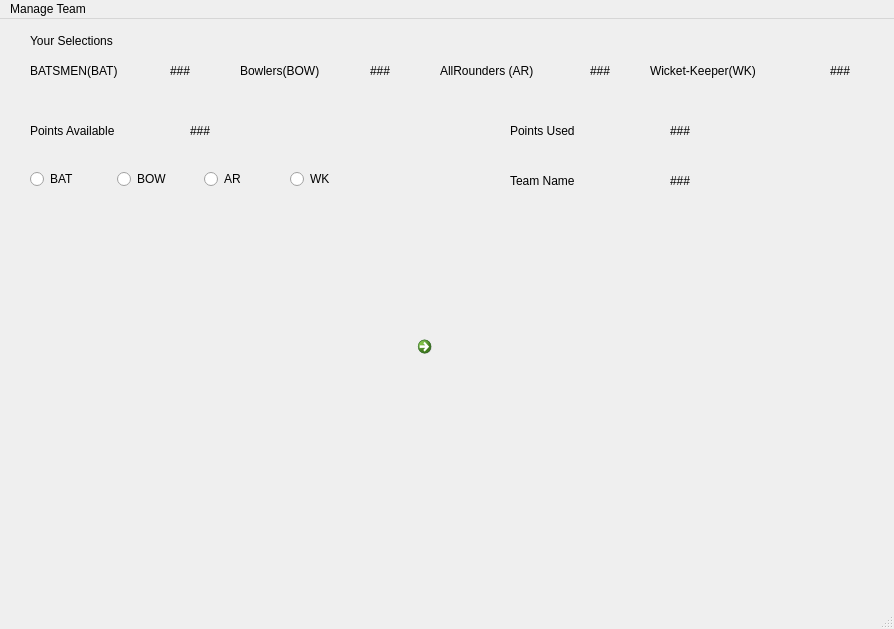
Qt form gui_application.ui (PranjalGupta2199/Fantasy-Cricket-Game) before a commit.
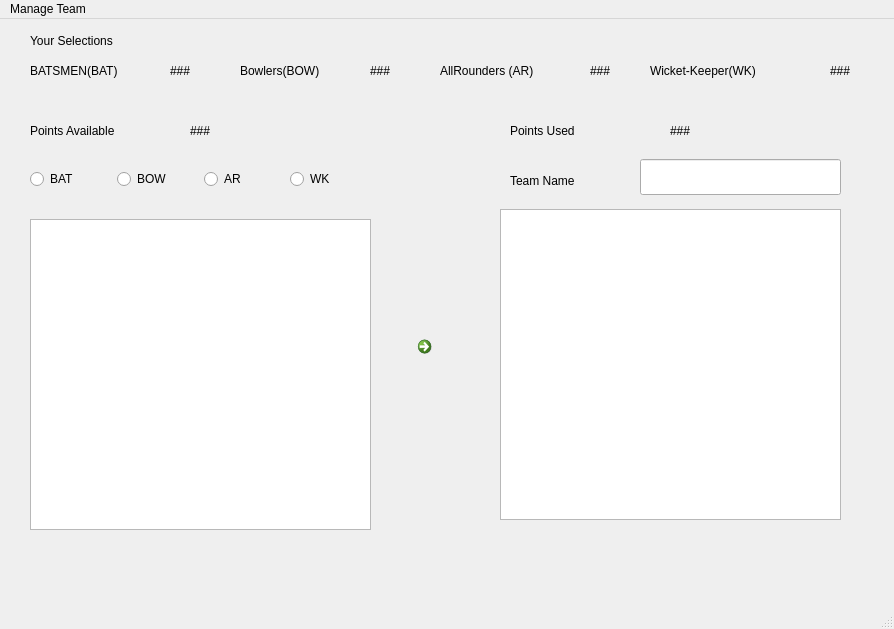
The same form after that commit.

```diff
--- a/gui_application.ui
+++ b/gui_application.ui
@@ -193,7 +193,11 @@
       <height>311</height>
      </rect>
     </property>
-    <layout class="QVBoxLayout" name="verticalLayout"/>
+    <layout class="QVBoxLayout" name="verticalLayout">
+     <item>
+      <widget class="QListWidget" name="listWidget"/>
+     </item>
+    </layout>
    </widget>
    <widget class="QLabel" name="label_10">
     <property name="geometry">
@@ -256,7 +260,11 @@
       <height>311</height>
      </rect>
     </property>
-    <layout class="QVBoxLayout" name="verticalLayout_2"/>
+    <layout class="QVBoxLayout" name="verticalLayout_2">
+     <item>
+      <widget class="QListWidget" name="listWidget_2"/>
+     </item>
+    </layout>
    </widget>
    <widget class="QLabel" name="label_14">
     <property name="geometry">
@@ -271,18 +279,15 @@
      <string>Team Name</string>
     </property>
    </widget>
-   <widget class="QLabel" name="label_15">
+   <widget class="QLineEdit" name="lineEdit">
     <property name="geometry">
      <rect>
-      <x>670</x>
-      <y>150</y>
-      <width>79</width>
-      <height>24</height>
+      <x>640</x>
+      <y>140</y>
+      <width>201</width>
+      <height>36</height>
      </rect>
     </property>
-    <property name="text">
-     <string>###</string>
-    </property>
    </widget>
   </widget>
   <widget class="QMenuBar" name="menubar">
```
